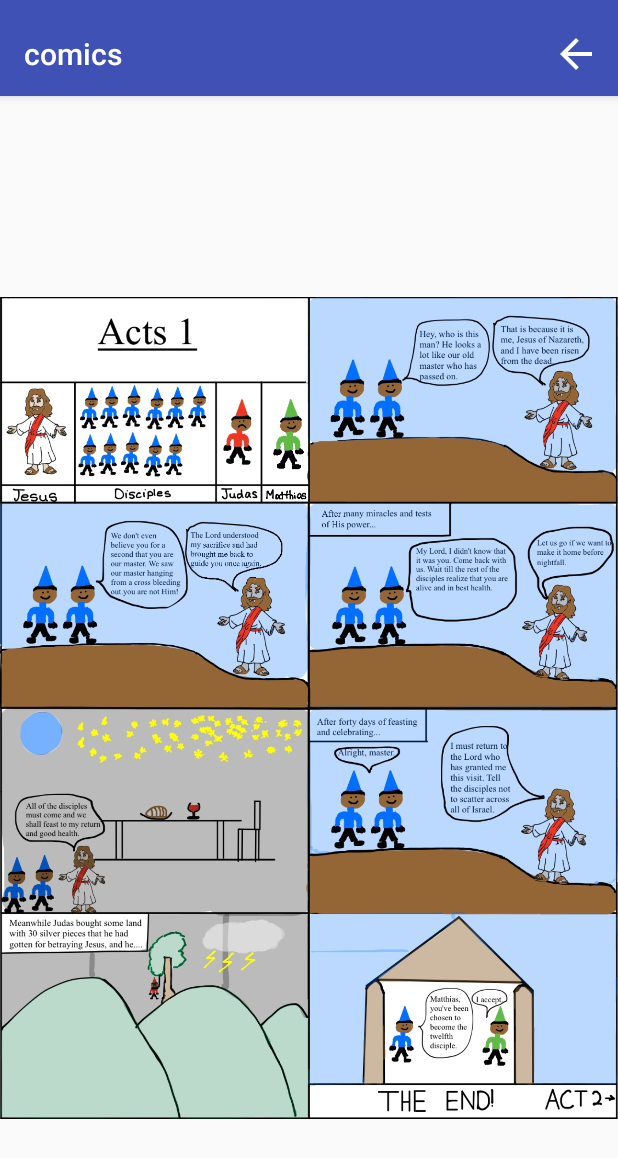
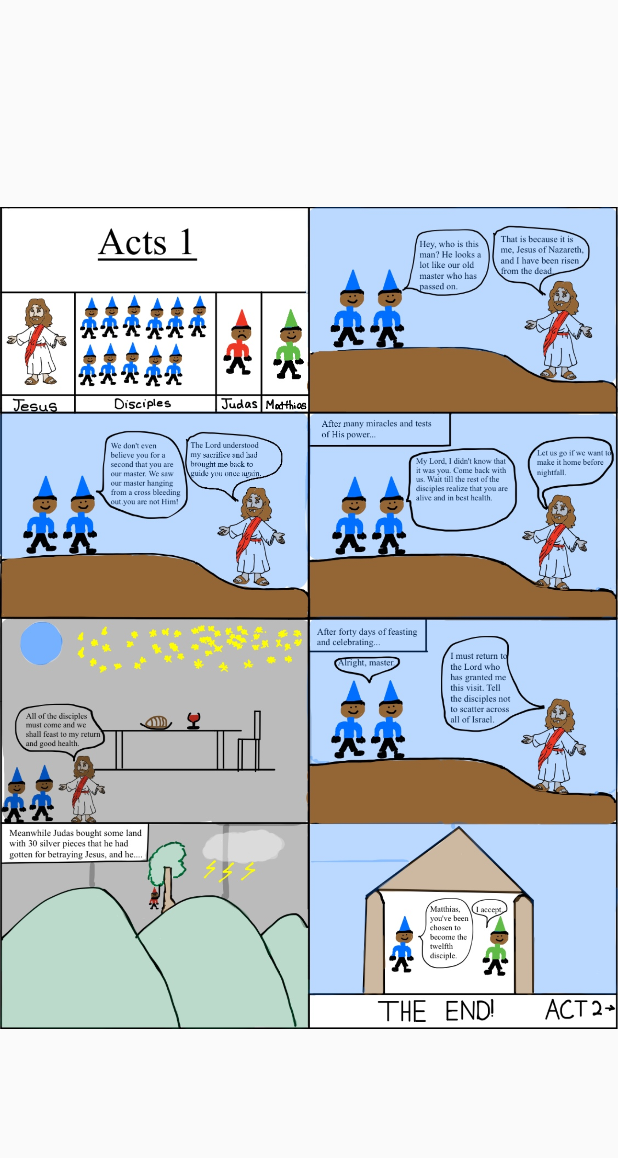
Before and after one commit to sher222/ActsProject, an Android app: the HomeActivity screen opened directly, with no data from a screen before it, after a tap on "COMICS", on a phone screen of 412 x 824 dp. Shown: the top 1158 px of the screen. Run offline under Robolectric (Android 15) with nearby library versions, the phone set to English and light mode, and no system bars.

Commit message:
Changed way to view comics so we do not need separate files for every single comic.

```diff
--- a/app/src/main/AndroidManifest.xml
+++ b/app/src/main/AndroidManifest.xml
@@ -1,6 +1,8 @@
 <?xml version="1.0" encoding="utf-8"?>
+
 <manifest xmlns:android="http://schemas.android.com/apk/res/android"
     package="com.rfproductions.acts_project">
+    <uses-feature android:glEsVersion="0x00020000" android:required="true"/>
 
     <application
 
@@ -21,7 +23,7 @@
         <activity android:name=".CorrectActivity" />
         <activity android:name=".WrongActivity" />
         <activity
-            android:name=".comics"
+            android:name=".displayComics"
             android:label="@string/title_activity_comics"
             android:theme="@style/AppTheme.NoActionBar"></activity>
     </application>
--- a/app/src/main/java/com/rfproductions/acts_project/HomeActivity.java
+++ b/app/src/main/java/com/rfproductions/acts_project/HomeActivity.java
@@ -28,7 +28,7 @@ public class HomeActivity extends AppCompatActivity {
         comics.setOnClickListener(new View.OnClickListener() {
                                     @Override
                                     public void onClick(View v) {
-                                        Intent intent = new Intent(HomeActivity.this, comics.class);
+                                        Intent intent = new Intent(HomeActivity.this, displayComics.class);
                                         startActivity(intent);
                                     }
                                 }
--- a/app/src/main/java/com/rfproductions/acts_project/comics.java
+++ /dev/null
@@ -1,131 +0,0 @@
-package com.rfproductions.acts_project;
-
-import android.content.Intent;
-import android.content.pm.ActivityInfo;
-import android.support.design.widget.FloatingActionButton;
-import android.support.design.widget.Snackbar;
-import android.support.v7.app.AppCompatActivity;
-import android.support.v7.widget.Toolbar;
-
-import android.support.v4.app.Fragment;
-import android.support.v4.app.FragmentManager;
-import android.support.v4.app.FragmentPagerAdapter;
-import android.support.v4.view.ViewPager;
-import android.os.Bundle;
-import android.view.LayoutInflater;
-import android.view.Menu;
-import android.view.MenuItem;
-import android.view.View;
-import android.view.ViewGroup;
-
-import android.widget.TextView;
-
-public class comics extends AppCompatActivity {
-
-    /**
-     * The {@link android.support.v4.view.PagerAdapter} that will provide
-     * fragments for each of the sections. We use a
-     * {@link FragmentPagerAdapter} derivative, which will keep every
-     * loaded fragment in memory. If this becomes too memory intensive, it
-     * may be best to switch to a
-     * {@link android.support.v4.app.FragmentStatePagerAdapter}.
-     */
-    private SectionsPagerAdapter mSectionsPagerAdapter;
-
-    /**
-     * The {@link ViewPager} that will host the section contents.
-     */
-    private ViewPager mViewPager;
-
-    @Override
-    protected void onCreate(Bundle savedInstanceState) {
-        this.setRequestedOrientation(ActivityInfo.SCREEN_ORIENTATION_PORTRAIT);//force portrait
-        super.onCreate(savedInstanceState);
-        setContentView(R.layout.activity_comics);
-
-        Toolbar toolbar = (Toolbar) findViewById(R.id.toolbar);
-        setSupportActionBar(toolbar);
-        // Create the adapter that will return a fragment for each of the three
-        // primary sections of the activity.
-        mSectionsPagerAdapter = new SectionsPagerAdapter(getSupportFragmentManager());
-
-        // Set up the ViewPager with the sections adapter.
-        mViewPager = (ViewPager) findViewById(R.id.container);
-        mViewPager.setAdapter(mSectionsPagerAdapter);
-
-
-
-
-    }
-
-
-    @Override
-    public boolean onCreateOptionsMenu(Menu menu) {
-        // Inflate the menu; this adds items to the action bar if it is present.
-        getMenuInflater().inflate(R.menu.menu_comics, menu);
-        return true;
-    }
-
-    @Override
-    public boolean onOptionsItemSelected(MenuItem item) {
-        // Handle action bar item clicks here. The action bar will
-        // automatically handle clicks on the Home/Up button, so long
-        // as you specify a parent activity in AndroidManifest.xml.
-        int id = item.getItemId();
-        switch (id){
-            case R.id.backbutton:
-                Intent intent = new Intent(comics.this, HomeActivity.class);
-                startActivity(intent);
-
-        }
-
-
-        return super.onOptionsItemSelected(item);
-    }
-
-
-
-    /**
-     * A {@link FragmentPagerAdapter} that returns a fragment corresponding to
-     * one of the sections/tabs/pages.
-     */
-    public class SectionsPagerAdapter extends FragmentPagerAdapter {
-
-        public SectionsPagerAdapter(FragmentManager fm) {
-            super(fm);
-        }
-
-        //to add more chapters add more cases to the switch statement
-        @Override
-        public Fragment getItem(int position) {
-            // getItem is called to instantiate the fragment for the given page.
-            // Return a PlaceholderFragment (defined as a static inner class below).
-            switch (position){
-                case 0:
-                    tab1 t1=new tab1();
-                    return t1;
-                case 1:
-                    tab2 t2=new tab2();
-                    return t2;
-                case 2:
-                    tab3 t3=new tab3();
-                    return t3;
-                case 3:
-                    tab4 t4=new tab4();
-                    return t4;
-                case 4:
-                    tab5 t5=new tab5();
-                    return t5;
-                default:
-                    return null;
-            }
-        }
-        //to add more pages change the return to number of chapters
-        @Override
-        public int getCount() {
-
-            return 5;
-        }
-
-    }
-}
--- /dev/null
+++ b/app/src/main/java/com/rfproductions/acts_project/displayComics.java
@@ -0,0 +1,87 @@
+package com.rfproductions.acts_project;
+
+import android.os.Bundle;
+import android.support.constraint.ConstraintLayout;
+import android.support.v4.view.GestureDetectorCompat;
+import android.support.v7.app.AppCompatActivity;
+import android.util.Log;
+import android.view.GestureDetector;
+import android.view.MotionEvent;
+import android.widget.ImageView;
+
+import static com.rfproductions.acts_project.displayComics.currentCh;
+import static com.rfproductions.acts_project.displayComics.id;
+
+
+public class displayComics extends AppCompatActivity {
+
+    ConstraintLayout layout;
+
+    //ADD MORE COMICS HERE
+    //READ README FOR MORE INFO
+    static public int[] imageName={
+        R.drawable.acts_ch1_comic, R.drawable.acts_ch2_comic, R.drawable.acts_ch3_comics,
+            R.drawable.acts_ch4_comics, R.drawable.acts_ch5_comics, R.drawable.acts_ch6_comics
+    };
+
+    static public ImageView currentComic;
+    static public int currentCh=1;
+    static public int id;
+
+private GestureDetectorCompat mDetector;
+    @Override
+    protected void onCreate(Bundle savedInstanceState){
+        mDetector = new GestureDetectorCompat(this, new comicsListener());
+
+        super.onCreate(savedInstanceState);
+        setContentView(R.layout.activity_comics1);
+
+        layout= (ConstraintLayout) findViewById(R.id.comics1_layout);
+
+        currentComic=(ImageView) findViewById(R.id.currentComic);
+    }
+    @Override
+    public boolean onTouchEvent(MotionEvent event){
+        this.mDetector.onTouchEvent(event);
+        return super.onTouchEvent(event);
+    }
+
+}
+class comicsListener extends GestureDetector.SimpleOnGestureListener { // Listener for scroll
+
+
+
+   @Override
+    public boolean onFling(MotionEvent e1, MotionEvent e2, float velocityX, float velocityY){
+       //scroll up
+       if (e1.getRawY()<e2.getRawY()){
+           currentCh--;
+           Log.d("swipe", "up");
+           //prevents array out of bounds error
+           if (currentCh<0){
+               currentCh++;
+               return true;
+           }
+       }
+       //scroll down
+       if(e2.getRawY()<e1.getRawY()){
+           currentCh++;
+           Log.d("swipe", "down");
+           //prevents array out of bounds error
+           if (currentCh>displayComics.imageName.length){
+               currentCh--;
+               return true;
+           }
+       }
+
+
+
+       Log.d("id", "id "+id+" "+currentCh);
+
+       displayComics.currentComic.setImageResource(displayComics.imageName[currentCh-1]);
+
+       return true;
+   }
+
+
+}
--- a/app/src/main/java/com/rfproductions/acts_project/tab1.java
+++ /dev/null
@@ -1,26 +0,0 @@
-package com.rfproductions.acts_project;
-
-
-import android.os.Bundle;
-import android.support.v4.app.Fragment;
-import android.support.annotation.Nullable;
-import android.view.LayoutInflater;
-import android.view.View;
-import android.view.ViewGroup;
-
-/**
- * Created by sheryl on 11/22/17.
- */
-
-public class tab1 extends Fragment{
-
-    @Nullable
-    @Override
-    public View onCreateView(LayoutInflater inflater, ViewGroup container, Bundle savedInstanceState) {
-
-        View myview=inflater.inflate(R.layout.tab1_frag, container, false);
-        return myview;
-    }
-
-
-}
--- a/app/src/main/java/com/rfproductions/acts_project/tab2.java
+++ /dev/null
@@ -1,25 +0,0 @@
-package com.rfproductions.acts_project;
-
-import android.support.v4.app.Fragment;
-import android.os.Bundle;
-import android.support.annotation.Nullable;
-import android.view.LayoutInflater;
-import android.view.View;
-import android.view.ViewGroup;
-
-/**
- * Created by sheryl on 11/22/17.
- */
-
-public class tab2 extends Fragment{
-
-    @Nullable
-    @Override
-    public View onCreateView(LayoutInflater inflater, ViewGroup container, Bundle savedInstanceState) {
-
-        View myview=inflater.inflate(R.layout.tab2_frag, container, false);
-        return myview;
-    }
-
-
-}
--- a/app/src/main/res/layout/activity_comics.xml
+++ /dev/null
@@ -1,42 +0,0 @@
-<?xml version="1.0" encoding="utf-8"?>
-
-
-
-
-<android.support.design.widget.CoordinatorLayout xmlns:android="http://schemas.android.com/apk/res/android"
-    xmlns:app="http://schemas.android.com/apk/res-auto"
-    xmlns:tools="http://schemas.android.com/tools"
-    android:id="@+id/main_content"
-    android:layout_width="match_parent"
-    android:layout_height="match_parent"
-    android:fitsSystemWindows="true"
-    tools:context="com.rfproductions.acts_project.comics">
-
-    <android.support.design.widget.AppBarLayout
-        android:id="@+id/appbar"
-        android:layout_width="match_parent"
-        android:layout_height="wrap_content"
-        android:paddingTop="@dimen/appbar_padding_top"
-        android:theme="@style/AppTheme.AppBarOverlay">
-
-        <android.support.v7.widget.Toolbar
-            android:id="@+id/toolbar"
-            android:layout_width="match_parent"
-            android:layout_height="?attr/actionBarSize"
-            android:background="?attr/colorPrimary"
-            app:layout_scrollFlags="scroll|enterAlways"
-            app:popupTheme="@style/AppTheme.PopupOverlay">
-
-        </android.support.v7.widget.Toolbar>
-
-    </android.support.design.widget.AppBarLayout>
-
-    <android.support.v4.view.ViewPager
-        android:id="@+id/container"
-        android:layout_width="match_parent"
-        android:layout_height="match_parent"
-        app:layout_behavior="@string/appbar_scrolling_view_behavior" />
-
-
-
-</android.support.design.widget.CoordinatorLayout>
--- /dev/null
+++ b/app/src/main/res/layout/activity_comics1.xml
@@ -0,0 +1,17 @@
+<?xml version="1.0" encoding="utf-8"?>
+<android.support.constraint.ConstraintLayout xmlns:android="http://schemas.android.com/apk/res/android"
+    xmlns:app="http://schemas.android.com/apk/res-auto"
+    xmlns:tools="http://schemas.android.com/tools"
+    android:id="@+id/comics1_layout"
+    android:layout_width="match_parent"
+
+    android:layout_height="match_parent"
+    tools:context="com.rfproductions.acts_project.CorrectActivity">
+
+
+    <ImageView
+        android:id="@+id/currentComic"
+        android:layout_width="match_parent"
+        android:layout_height="wrap_content"
+        app:srcCompat="@drawable/acts_ch1_comic" />
+</android.support.constraint.ConstraintLayout>
--- a/app/src/main/res/layout/tab1_frag.xml
+++ /dev/null
@@ -1,12 +0,0 @@
-<?xml version="1.0" encoding="utf-8"?>
-<LinearLayout xmlns:android="http://schemas.android.com/apk/res/android"
-    xmlns:app="http://schemas.android.com/apk/res-auto"
-    android:orientation="vertical" android:layout_width="match_parent"
-    android:layout_height="match_parent">
-
-    <ImageView
-        android:id="@+id/imageView2"
-        android:layout_width="match_parent"
-        android:layout_height="wrap_content"
-        app:srcCompat="@drawable/acts_ch1_comic" />
-</LinearLayout>
```
Also changed, not shown: app/src/main/java/com/rfproductions/acts_project/tab3.java (deleted, +0 -25 lines), app/src/main/java/com/rfproductions/acts_project/tab4.java (deleted, +0 -25 lines), app/src/main/java/com/rfproductions/acts_project/tab5.java (deleted, +0 -25 lines), app/src/main/res/layout/fragment_comics.xml (deleted, +0 -16 lines), app/src/main/res/layout/tab2_frag.xml (deleted, +0 -13 lines), app/src/main/res/layout/tab3_frag.xml (deleted, +0 -13 lines), app/src/main/res/layout/tab4_frag.xml (deleted, +0 -13 lines), app/src/main/res/layout/tab5_frag.xml (deleted, +0 -13 lines), 1 other file.
